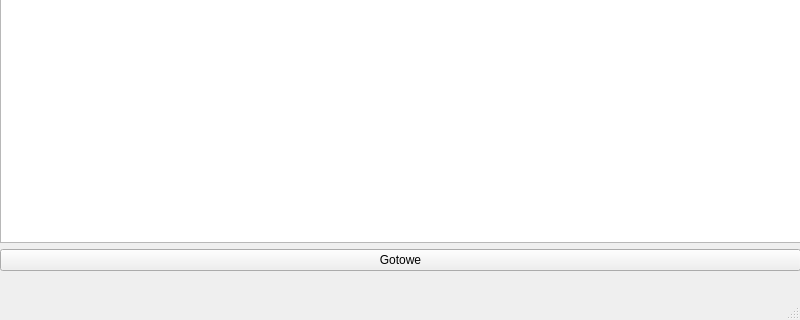
Before: the Qt Designer form webcam_window.ui in szykol/pygoda, drawn with Qt 5; both pictures show x 0 to 800 and y 280 to 600 of the 800 by 600 pixel window.
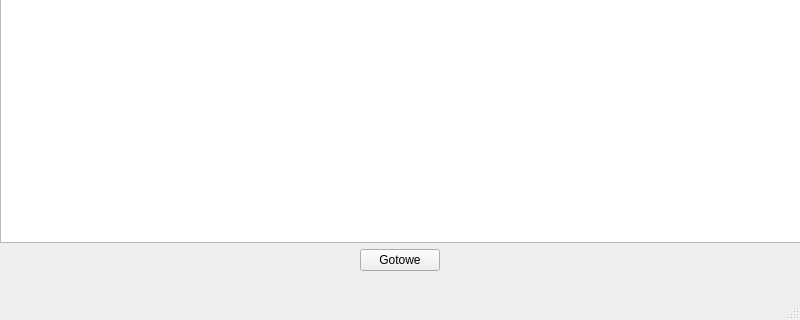
After: the same form once the commit is applied.

```diff
--- a/webcam_window.ui
+++ b/webcam_window.ui
@@ -27,7 +27,7 @@
      <item row="0" column="0">
       <widget class="QListWidget" name="listWidget"/>
      </item>
-     <item row="1" column="0">
+     <item row="1" column="0" alignment="Qt::AlignHCenter">
       <widget class="QPushButton" name="pushButton">
        <property name="text">
         <string>Gotowe</string>
```
Left out of the diff: 6 changed lines with no effect on the pictures.
